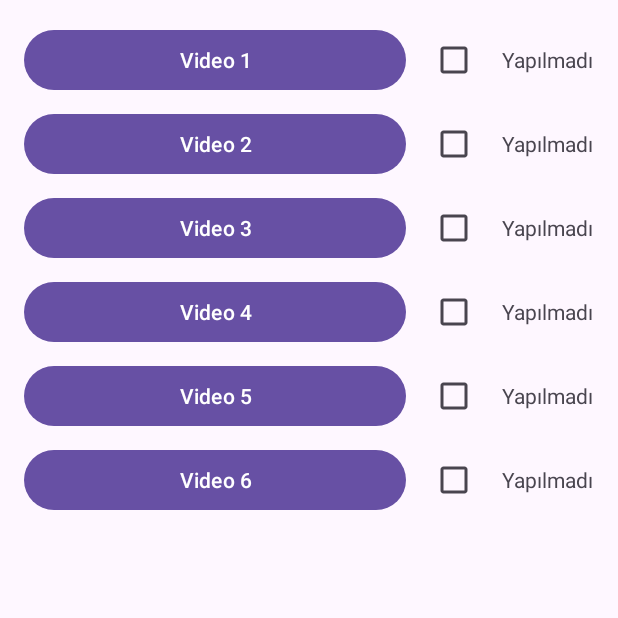
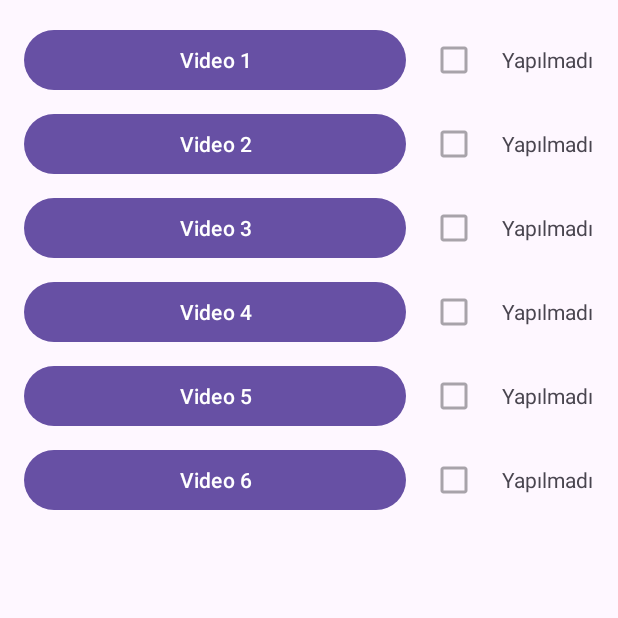
Before and after one commit to laraC003/Kotlin-Uygulama, an Android app: the OmuzEgzersizFragment screen opened through its navigation route, on a phone screen of 412 x 824 dp, the top half of it. Run offline under Robolectric (Android 15) with nearby library versions, the phone set to English and light mode, and no system bars; our stand-ins replace Firebase (no records; nobody signed in at launch, a user with empty details on screens opened directly).

Commit message:
Omuz egzersilerinin checkbox ile video entegresi tamamlandı ve kullanıcıya özel ilerleme etkinleştirildi.

```diff
--- a/app/src/main/java/com/laracihan/fizyocep/vucutBolgeleri/OmuzEgzersizFragment.kt
+++ b/app/src/main/java/com/laracihan/fizyocep/vucutBolgeleri/OmuzEgzersizFragment.kt
@@ -3,34 +3,49 @@ package com.laracihan.fizyocep.vucutBolgeleri
 import com.laracihan.fizyocep.R
 import android.net.Uri
 import android.os.Bundle
-import android.widget.MediaController
-import android.widget.VideoView
+import android.os.Handler
+import android.os.Looper
+import android.widget.*
 import androidx.fragment.app.Fragment
 import android.view.LayoutInflater
 import android.view.View
 import android.view.ViewGroup
-import android.widget.Button
-import android.widget.CheckBox
-import android.widget.ImageButton
-import android.widget.ScrollView
-import android.widget.TextView
+import android.media.MediaPlayer
+import android.content.Context
+import android.content.SharedPreferences
+import com.google.firebase.auth.FirebaseAuth
 
 class OmuzEgzersizFragment : Fragment() {
 
     private lateinit var videoView: VideoView
     private lateinit var exitButton: ImageButton
+    private lateinit var scrollView: ScrollView
     private lateinit var mediaController: MediaController
-    private lateinit var scrollView: ScrollView
+
+    private var currentCheckbox: CheckBox? = null
+    private var currentStatusText: TextView? = null
+    private val handler = Handler(Looper.getMainLooper())
+    private var stopRunnable: Runnable? = null
+    private var userId: String? = null
+    private lateinit var sharedPrefs: SharedPreferences
 
     override fun onCreateView(
         inflater: LayoutInflater, container: ViewGroup?,
         savedInstanceState: Bundle?
-    ): View? {
-        return inflater.inflate(R.layout.fragment_omuz_egzersiz, container, false)
-    }
+    ): View? = inflater.inflate(R.layout.fragment_omuz_egzersiz, container, false)
 
     override fun onViewCreated(view: View, savedInstanceState: Bundle?) {
         super.onViewCreated(view, savedInstanceState)
+
+        val firebaseUser = FirebaseAuth.getInstance().currentUser
+        userId = firebaseUser?.uid
+
+        if (userId == null) {
+            Toast.makeText(requireContext(), "Kullanıcı bilgisi alınamadı.", Toast.LENGTH_SHORT).show()
+            return
+        }
+
+        sharedPrefs = requireContext().getSharedPreferences("checkbox_prefs", Context.MODE_PRIVATE)
 
         videoView = view.findViewById(R.id.videoView)
         exitButton = view.findViewById(R.id.btnExitFullscreen)
@@ -40,55 +55,43 @@ class OmuzEgzersizFragment : Fragment() {
         mediaController.setAnchorView(videoView)
         videoView.setMediaController(mediaController)
 
-        val buttons = listOf(
-            R.id.btnVideo1 to R.raw.omuz_egzersizi,
-            R.id.btnVideo2 to R.raw.omuz_egzersizi2,
-            R.id.btnVideo3 to R.raw.omuz_egzersizi3,
-            R.id.btnVideo4 to R.raw.omuz_egzersizi4,
-            R.id.btnVideo5 to R.raw.omuz_egzersizi5,
-            R.id.btnVideo6 to R.raw.omuz_egzersizi6
+        val videoMappings = listOf(
+            Triple(R.id.btnVideo1, R.raw.omuz_egzersizi, Triple(R.id.checkbox1, R.id.statusText1, 1)),
+            Triple(R.id.btnVideo2, R.raw.omuz_egzersizi2, Triple(R.id.checkbox2, R.id.statusText2, 2)),
+            Triple(R.id.btnVideo3, R.raw.omuz_egzersizi3, Triple(R.id.checkbox3, R.id.statusText3, 3)),
+            Triple(R.id.btnVideo4, R.raw.omuz_egzersizi4, Triple(R.id.checkbox4, R.id.statusText4, 4)),
+            Triple(R.id.btnVideo5, R.raw.omuz_egzersizi5, Triple(R.id.checkbox5, R.id.statusText5, 5)),
+            Triple(R.id.btnVideo6, R.raw.omuz_egzersizi6, Triple(R.id.checkbox6, R.id.statusText6, 6))
         )
 
-        for ((buttonId, videoRes) in buttons) {
-            view.findViewById<Button>(buttonId).setOnClickListener {
-                enterFullscreen()
-                playVideo(videoRes)
+        for ((buttonId, videoRes, views) in videoMappings) {
+            val button = view.findViewById<Button>(buttonId)
+            val checkbox = view.findViewById<CheckBox>(views.first)
+            val statusText = view.findViewById<TextView>(views.second)
+            val videoIndex = views.third
+            val key = "${userId}_video_done_$videoIndex"
+
+            // Önceki durumu SharedPreferences’tan oku
+            val isDone = sharedPrefs.getBoolean(key, false)
+            checkbox.isChecked = isDone
+            statusText.text = if (isDone) "Yapıldı" else "Yapılmadı"
+            checkbox.isEnabled = isDone
+
+            // Checkbox’ı manuel tıklamaya kapat
+            checkbox.setOnClickListener {
+                if (!checkbox.isEnabled) checkbox.isChecked = false
             }
-        }
-        videoView = view.findViewById(R.id.videoView)
-        exitButton = view.findViewById(R.id.btnExitFullscreen)
-        scrollView = view.findViewById(R.id.scrollView)
-
-        mediaController = MediaController(requireContext())
-        mediaController.setAnchorView(videoView)
-        videoView.setMediaController(mediaController)
-
-        val videoMappings = listOf(
-            Triple(R.id.btnVideo1, R.raw.omuz_egzersizi, Pair(R.id.checkbox1, R.id.statusText1)),
-            Triple(R.id.btnVideo2, R.raw.omuz_egzersizi2, Pair(R.id.checkbox2, R.id.statusText2)),
-            Triple(R.id.btnVideo3, R.raw.omuz_egzersizi3, Pair(R.id.checkbox3, R.id.statusText3)),
-            Triple(R.id.btnVideo4, R.raw.omuz_egzersizi4, Pair(R.id.checkbox4, R.id.statusText4)),
-            Triple(R.id.btnVideo5, R.raw.omuz_egzersizi5, Pair(R.id.checkbox5, R.id.statusText5)),
-            Triple(R.id.btnVideo6, R.raw.omuz_egzersizi6, Pair(R.id.checkbox6, R.id.statusText6))
-        )
-
-        for ((buttonId, videoRes, checkboxPair) in videoMappings) {
-            val button = view.findViewById<Button>(buttonId)
-            val checkbox = view.findViewById<CheckBox>(checkboxPair.first)
-            val statusText = view.findViewById<TextView>(checkboxPair.second)
 
             button.setOnClickListener {
+                currentCheckbox = checkbox
+                currentStatusText = statusText
+                checkbox.isChecked = false
+                checkbox.isEnabled = false
+                statusText.text = "İzleniyor..."
+
+                playVideoLoopedFor30Seconds(videoRes, videoIndex)
                 enterFullscreen()
-                playVideo(videoRes)
             }
-
-            checkbox.setOnCheckedChangeListener { _, isChecked ->
-                statusText.text = if (isChecked) "Yapıldı" else "Yapılmadı"
-            }
-        }
-
-        exitButton.setOnClickListener {
-            exitFullscreen()
         }
 
         exitButton.setOnClickListener {
@@ -96,10 +99,41 @@ class OmuzEgzersizFragment : Fragment() {
         }
     }
 
-    private fun playVideo(resId: Int) {
-        val videoUri = Uri.parse("android.resource://${requireContext().packageName}/$resId")
-        videoView.setVideoURI(videoUri)
-        videoView.start()
+    private fun playVideoLoopedFor30Seconds(resId: Int, videoIndex: Int) {
+        val uri = Uri.parse("android.resource://${requireContext().packageName}/$resId")
+        videoView.setVideoURI(uri)
+
+        videoView.setOnPreparedListener { mp ->
+            mp.isLooping = true
+            videoView.start()
+        }
+
+        cancelStopRunnable()
+
+        stopRunnable = Runnable {
+            if (videoView.isPlaying) {
+                videoView.pause()
+
+                currentCheckbox?.apply {
+                    isChecked = true
+                    isEnabled = true
+                }
+
+                currentStatusText?.text = "Yapıldı"
+
+                val key = "${userId}_video_done_$videoIndex"
+                sharedPrefs.edit().putBoolean(key, true).apply()
+
+                exitFullscreen()
+            }
+        }
+
+        handler.postDelayed(stopRunnable!!, 30_000) // 30 saniye sonra durdur
+    }
+
+    private fun cancelStopRunnable() {
+        stopRunnable?.let { handler.removeCallbacks(it) }
+        stopRunnable = null
     }
 
     private fun enterFullscreen() {
@@ -109,6 +143,7 @@ class OmuzEgzersizFragment : Fragment() {
     }
 
     private fun exitFullscreen() {
+        cancelStopRunnable()
         videoView.stopPlayback()
         videoView.visibility = View.GONE
         exitButton.visibility = View.GONE
```
